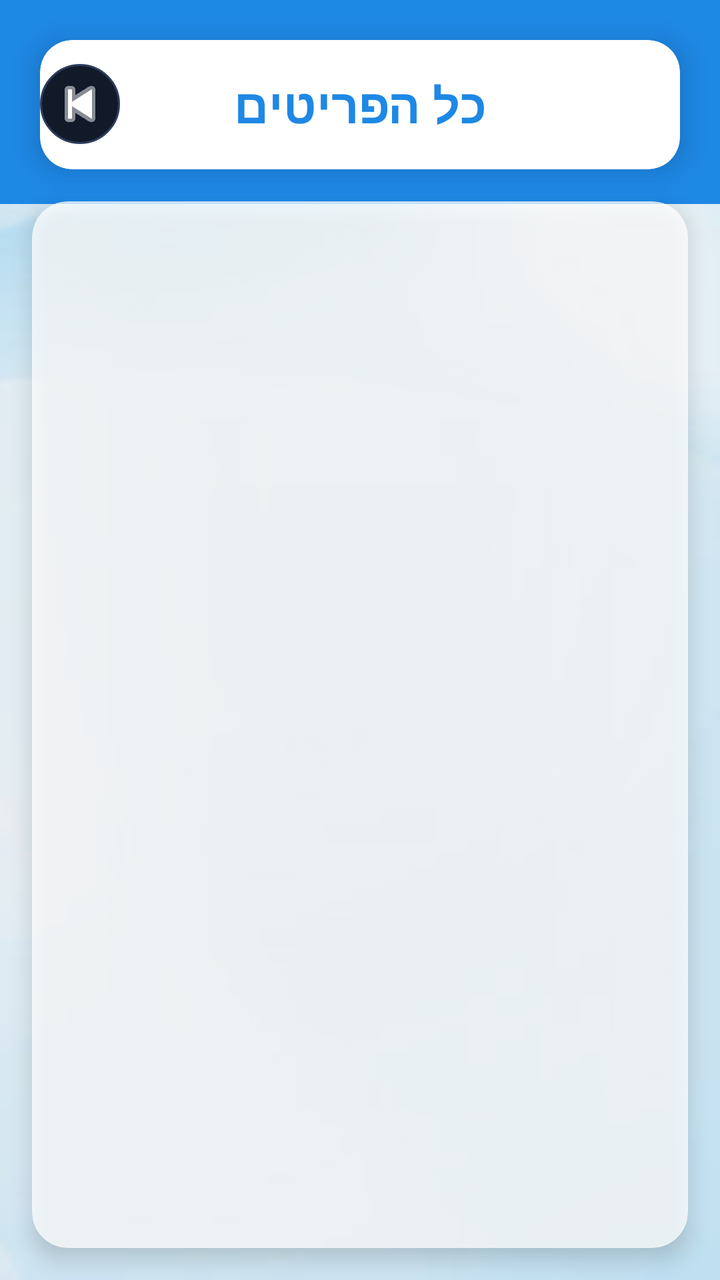
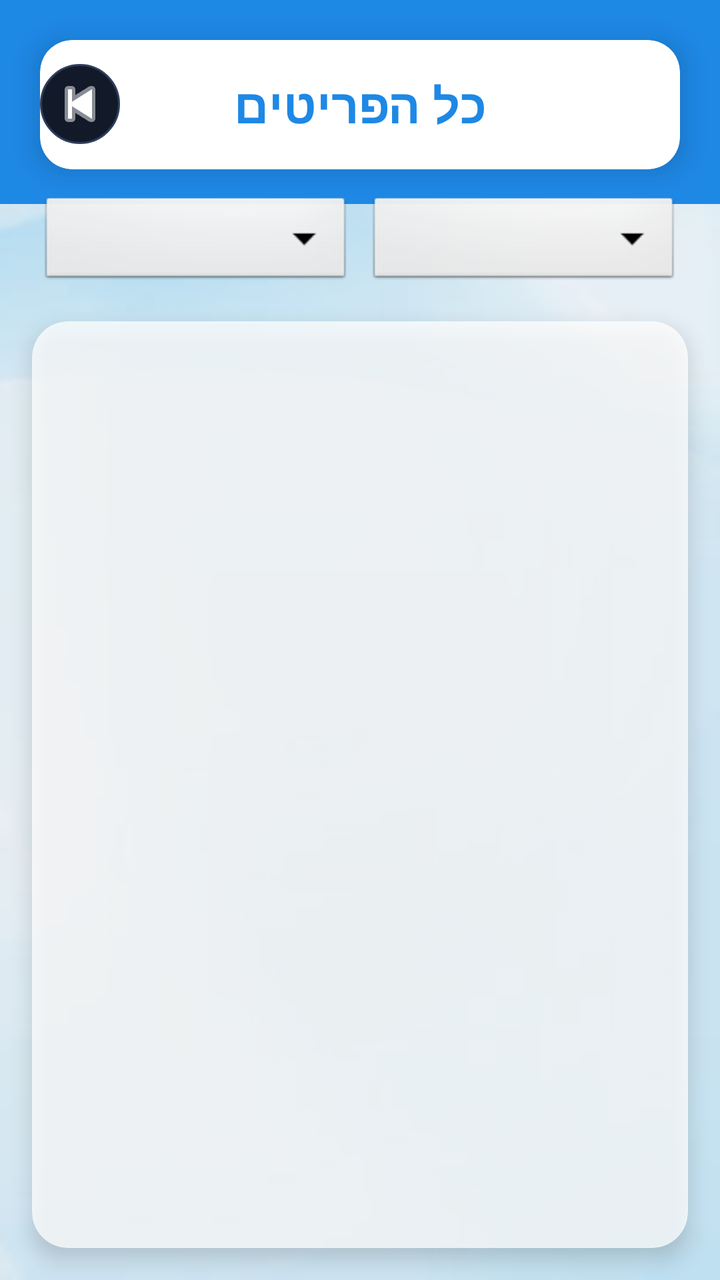

Before-and-after screenshots of an Android layout around one commit, followed by the original layout XML and the change that was made.
<!-- AndroidManifest.xml: application theme Theme.ProjectX -->
<!-- res/layout/activity_itemlist.xml -->
<?xml version="1.0" encoding="utf-8"?>
<androidx.constraintlayout.widget.ConstraintLayout
    xmlns:android="http://schemas.android.com/apk/res/android"
    xmlns:app="http://schemas.android.com/apk/res-auto"
    xmlns:tools="http://schemas.android.com/tools"
    android:layout_width="match_parent"
    android:layout_height="match_parent"
    android:background="#EEF2F7">
    <ImageView
        android:id="@+id/backgroundImage"
        android:layout_width="match_parent"
        android:layout_height="match_parent"
        android:clickable="false"
        android:focusable="false"
        android:focusableInTouchMode="false"
        android:rotation="180"
        android:scaleType="centerCrop"
        android:src="@drawable/back8"
        app:layout_constraintBottom_toBottomOf="parent"
        app:layout_constraintEnd_toEndOf="parent"
        app:layout_constraintHorizontal_bias="0.0"
        app:layout_constraintStart_toStartOf="parent"
        app:layout_constraintTop_toTopOf="parent"
        app:layout_constraintVertical_bias="0.0" />
    
    <View
        android:id="@+id/topBar"
        android:layout_width="410dp"
        android:layout_height="102dp"
        android:background="#1E88E5"
        app:layout_constraintEnd_toEndOf="parent"
        app:layout_constraintStart_toStartOf="parent"
        app:layout_constraintTop_toTopOf="parent" />

    
    <androidx.cardview.widget.CardView
        android:id="@+id/titleCard"
        android:layout_width="0dp"
        android:layout_height="wrap_content"
        android:layout_margin="20dp"
        app:cardCornerRadius="16dp"
        app:cardElevation="8dp"
        app:layout_constraintTop_toTopOf="parent"
        app:layout_constraintStart_toStartOf="parent"
        app:layout_constraintEnd_toEndOf="parent">

        <TextView
            android:id="@+id/title_items"
            android:layout_width="match_parent"
            android:layout_height="wrap_content"
            android:text="כל הפריטים"
            android:textSize="24sp"
            android:textStyle="bold"
            android:textColor="#1E88E5"
            android:gravity="center"
            android:padding="16dp"/>
        <ImageButton
            android:id="@+id/btnBack"
            android:layout_width="40dp"
            android:layout_height="40dp"
            android:layout_marginTop="12dp"
            android:background="@drawable/btn_circle_dark"
            android:src="@android:drawable/ic_media_previous"
            android:scaleType="centerInside"
            app:tint="#FFFFFF" />

    </androidx.cardview.widget.CardView>

    
    <androidx.cardview.widget.CardView
        android:id="@+id/listCard"
        android:layout_width="0dp"
        android:layout_height="0dp"
        android:layout_margin="16dp"
        android:alpha="0.75"
        app:cardCornerRadius="18dp"
        app:cardElevation="6dp"
        app:cardBackgroundColor="#FFFFFF"
        app:layout_constraintTop_toBottomOf="@id/titleCard"
        app:layout_constraintBottom_toBottomOf="parent"
        app:layout_constraintStart_toStartOf="parent"
        app:layout_constraintEnd_toEndOf="parent">

        <androidx.recyclerview.widget.RecyclerView
            android:id="@+id/recycler_view_clothes"
            android:layout_width="match_parent"
            android:layout_height="match_parent"
            android:padding="10dp"
            android:clipToPadding="false"/>

    </androidx.cardview.widget.CardView>

</androidx.constraintlayout.widget.ConstraintLayout>
<!-- resources referenced by this layout -->
<resources>
  <!-- drawable back8: jpg bitmap (drawable, 13737 bytes) -->
  <!-- drawable btn_circle_dark (drawable) -->
  <?xml version="1.0" encoding="utf-8"?>
  <shape xmlns:android="http://schemas.android.com/apk/res/android">
      <solid android:color="#121A2A"/>
      <corners android:radius="50dp"/>
      <stroke android:width="1dp" android:color="#2F3E5C"/>
  </shape>
  <style name="Theme.ProjectX" parent="Base.Theme.ProjectX" />
  <style name="Base.Theme.ProjectX" parent="Theme.Material3.DayNight.NoActionBar">
          
          
      </style>
</resources>

<!-- the commit's change to res/layout/activity_itemlist.xml (unified diff, before → after) -->
@@ -6,6 +6,7 @@
     android:layout_width="match_parent"
     android:layout_height="match_parent"
     android:background="#EEF2F7">
+
     <ImageView
         android:id="@+id/backgroundImage"
         android:layout_width="match_parent"
@@ -22,7 +23,7 @@
         app:layout_constraintStart_toStartOf="parent"
         app:layout_constraintTop_toTopOf="parent"
         app:layout_constraintVertical_bias="0.0" />
-    
+
     <View
         android:id="@+id/topBar"
         android:layout_width="410dp"
@@ -32,7 +33,6 @@
         app:layout_constraintStart_toStartOf="parent"
         app:layout_constraintTop_toTopOf="parent" />
 
-    
     <androidx.cardview.widget.CardView
         android:id="@+id/titleCard"
         android:layout_width="0dp"
@@ -54,6 +54,7 @@
             android:textColor="#1E88E5"
             android:gravity="center"
             android:padding="16dp"/>
+
         <ImageButton
             android:id="@+id/btnBack"
             android:layout_width="40dp"
@@ -66,7 +67,38 @@
 
     </androidx.cardview.widget.CardView>
 
-    
+    <LinearLayout
+        android:id="@+id/filterLayout"
+        android:layout_width="0dp"
+        android:layout_height="wrap_content"
+        android:layout_marginHorizontal="20dp"
+        android:layout_marginTop="12dp"
+        android:orientation="horizontal"
+        android:weightSum="2"
+        android:layoutDirection="rtl"
+        app:layout_constraintTop_toBottomOf="@id/titleCard"
+        app:layout_constraintStart_toStartOf="parent"
+        app:layout_constraintEnd_toEndOf="parent">
+
+        <Spinner
+            android:id="@+id/spinnerTypeFilter"
+            android:layout_width="0dp"
+            android:layout_height="48dp"
+            android:layout_weight="1"
+            android:layout_marginEnd="4dp"
+            android:background="@android:drawable/btn_dropdown"
+            android:elevation="4dp" />
+
+        <Spinner
+            android:id="@+id/spinnerGenderFilter"
+            android:layout_width="0dp"
+            android:layout_height="48dp"
+            android:layout_weight="1"
+            android:layout_marginStart="4dp"
+            android:background="@android:drawable/btn_dropdown"
+            android:elevation="4dp" />
+    </LinearLayout>
+
     <androidx.cardview.widget.CardView
         android:id="@+id/listCard"
         android:layout_width="0dp"
@@ -76,7 +108,7 @@
         app:cardCornerRadius="18dp"
         app:cardElevation="6dp"
         app:cardBackgroundColor="#FFFFFF"
-        app:layout_constraintTop_toBottomOf="@id/titleCard"
+        app:layout_constraintTop_toBottomOf="@id/filterLayout"
         app:layout_constraintBottom_toBottomOf="parent"
         app:layout_constraintStart_toStartOf="parent"
         app:layout_constraintEnd_toEndOf="parent">
